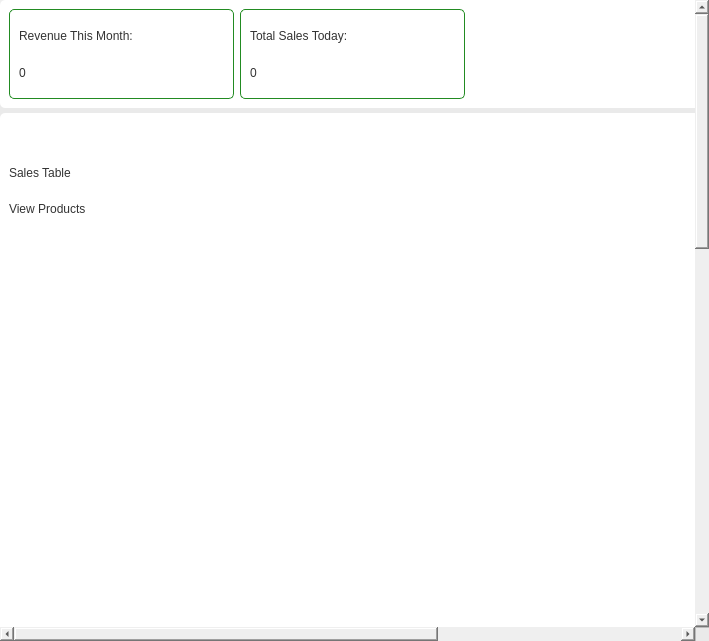
Qt form app/src/ui/NEW/sales_report_page.ui (Kazu0210/Inventory-System) before a commit.
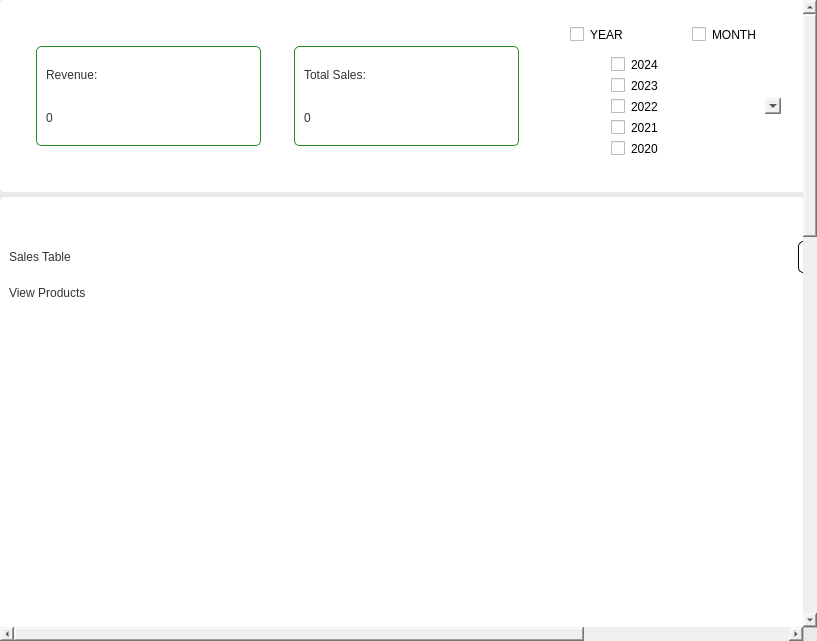
The same form after that commit. Icons and pictures are not drawn.

Commit message: ung ui po ng sales report

```diff
--- a/app/src/ui/NEW/sales_report_page.ui
+++ b/app/src/ui/NEW/sales_report_page.ui
@@ -6,7 +6,7 @@
    <rect>
     <x>0</x>
     <y>0</y>
-    <width>709</width>
+    <width>817</width>
     <height>641</height>
    </rect>
   </property>
@@ -91,10 +91,10 @@
      <widget class="QWidget" name="scrollAreaWidgetContents">
       <property name="geometry">
        <rect>
-        <x>0</x>
+        <x>-291</x>
         <y>0</y>
         <width>1091</width>
-        <height>1598</height>
+        <height>1686</height>
        </rect>
       </property>
       <layout class="QVBoxLayout" name="verticalLayout_3">
@@ -139,7 +139,7 @@
             <property name="maximumSize">
              <size>
               <width>225</width>
-              <height>16777215</height>
+              <height>100</height>
              </size>
             </property>
             <property name="styleSheet">
@@ -181,7 +181,7 @@
 color: #333333;</string>
                </property>
                <property name="text">
-                <string>Revenue This Month:</string>
+                <string>Revenue:</string>
                </property>
               </widget>
              </item>
@@ -205,13 +205,13 @@
             <property name="minimumSize">
              <size>
               <width>225</width>
-              <height>90</height>
+              <height>50</height>
              </size>
             </property>
             <property name="maximumSize">
              <size>
               <width>225</width>
-              <height>16777215</height>
+              <height>100</height>
              </size>
             </property>
             <property name="styleSheet">
@@ -241,7 +241,7 @@
 color: #333333;</string>
                </property>
                <property name="text">
-                <string>Total Sales Today:</string>
+                <string>Total Sales:</string>
                </property>
               </widget>
              </item>
@@ -261,17 +261,246 @@
            </widget>
           </item>
           <item>
-           <spacer name="horizontalSpacer_3">
-            <property name="orientation">
-             <enum>Qt::Horizontal</enum>
-            </property>
-            <property name="sizeHint" stdset="0">
+           <widget class="QFrame" name="frame_13">
+            <property name="maximumSize">
              <size>
-              <width>40</width>
-              <height>20</height>
+              <width>500</width>
+              <height>16777215</height>
              </size>
             </property>
-           </spacer>
+            <property name="styleSheet">
+             <string notr="true">#{
+	border:none;
+backgroound-color:transparent;
+}</string>
+            </property>
+            <property name="frameShape">
+             <enum>QFrame::StyledPanel</enum>
+            </property>
+            <property name="frameShadow">
+             <enum>QFrame::Raised</enum>
+            </property>
+            <layout class="QHBoxLayout" name="horizontalLayout_10">
+             <item>
+              <widget class="QFrame" name="frame_17">
+               <property name="minimumSize">
+                <size>
+                 <width>100</width>
+                 <height>0</height>
+                </size>
+               </property>
+               <property name="maximumSize">
+                <size>
+                 <width>200</width>
+                 <height>16777215</height>
+                </size>
+               </property>
+               <property name="frameShape">
+                <enum>QFrame::StyledPanel</enum>
+               </property>
+               <property name="frameShadow">
+                <enum>QFrame::Raised</enum>
+               </property>
+               <layout class="QVBoxLayout" name="verticalLayout_7">
+                <item>
+                 <widget class="QCheckBox" name="checkBox">
+                  <property name="text">
+                   <string>YEAR</string>
+                  </property>
+                 </widget>
+                </item>
+                <item alignment="Qt::AlignRight">
+                 <widget class="QFrame" name="frame_19">
+                  <property name="frameShape">
+                   <enum>QFrame::StyledPanel</enum>
+                  </property>
+                  <property name="frameShadow">
+                   <enum>QFrame::Raised</enum>
+                  </property>
+                  <layout class="QVBoxLayout" name="verticalLayout_14">
+                   <item>
+                    <widget class="QCheckBox" name="checkBox_9">
+                     <property name="text">
+                      <string>2024</string>
+                     </property>
+                    </widget>
+                   </item>
+                   <item>
+                    <widget class="QCheckBox" name="checkBox_8">
+                     <property name="text">
+                      <string>2023</string>
+                     </property>
+                    </widget>
+                   </item>
+                   <item>
+                    <widget class="QCheckBox" name="checkBox_5">
+                     <property name="text">
+                      <string>2022</string>
+                     </property>
+                    </widget>
+                   </item>
+                   <item>
+                    <widget class="QCheckBox" name="checkBox_7">
+                     <property name="text">
+                      <string>2021</string>
+                     </property>
+                    </widget>
+                   </item>
+                   <item>
+                    <widget class="QCheckBox" name="checkBox_6">
+                     <property name="text">
+                      <string>2020</string>
+                     </property>
+                    </widget>
+                   </item>
+                  </layout>
+                 </widget>
+                </item>
+               </layout>
+              </widget>
+             </item>
+             <item>
+              <widget class="QFrame" name="frame_21">
+               <property name="frameShape">
+                <enum>QFrame::StyledPanel</enum>
+               </property>
+               <property name="frameShadow">
+                <enum>QFrame::Raised</enum>
+               </property>
+               <layout class="QVBoxLayout" name="verticalLayout_10">
+                <item>
+                 <widget class="QCheckBox" name="checkBox_2">
+                  <property name="text">
+                   <string>MONTH</string>
+                  </property>
+                 </widget>
+                </item>
+                <item>
+                 <widget class="QFrame" name="frame_22">
+                  <property name="frameShape">
+                   <enum>QFrame::StyledPanel</enum>
+                  </property>
+                  <property name="frameShadow">
+                   <enum>QFrame::Raised</enum>
+                  </property>
+                  <layout class="QVBoxLayout" name="verticalLayout_16">
+                   <item>
+                    <widget class="QComboBox" name="comboBox"/>
+                   </item>
+                  </layout>
+                 </widget>
+                </item>
+               </layout>
+              </widget>
+             </item>
+             <item>
+              <widget class="QFrame" name="frame_20">
+               <property name="frameShape">
+                <enum>QFrame::StyledPanel</enum>
+               </property>
+               <property name="frameShadow">
+                <enum>QFrame::Raised</enum>
+               </property>
+               <layout class="QVBoxLayout" name="verticalLayout_11">
+                <item>
+                 <widget class="QCheckBox" name="checkBox_3">
+                  <property name="text">
+                   <string>WEEK</string>
+                  </property>
+                 </widget>
+                </item>
+                <item alignment="Qt::AlignRight">
+                 <widget class="QFrame" name="frame_23">
+                  <property name="frameShape">
+                   <enum>QFrame::StyledPanel</enum>
+                  </property>
+                  <property name="frameShadow">
+                   <enum>QFrame::Raised</enum>
+                  </property>
+                  <layout class="QVBoxLayout" name="verticalLayout_15">
+                   <item>
+                    <widget class="QCheckBox" name="checkBox_10">
+                     <property name="text">
+                      <string>1st WEEK</string>
+                     </property>
+                    </widget>
+                   </item>
+                   <item>
+                    <widget class="QCheckBox" name="checkBox_11">
+                     <property name="text">
+                      <string>2nd WEEK</string>
+                     </property>
+                    </widget>
+                   </item>
+                   <item>
+                    <widget class="QCheckBox" name="checkBox_12">
+                     <property name="text">
+                      <string>3rd WEEK</string>
+                     </property>
+                    </widget>
+                   </item>
+                   <item>
+                    <widget class="QCheckBox" name="checkBox_13">
+                     <property name="text">
+                      <string>4th WEEK</string>
+                     </property>
+                    </widget>
+                   </item>
+                   <item>
+                    <widget class="QCheckBox" name="checkBox_14">
+                     <property name="text">
+                      <string>5th WEEK</string>
+                     </property>
+                    </widget>
+                   </item>
+                  </layout>
+                 </widget>
+                </item>
+               </layout>
+              </widget>
+             </item>
+             <item>
+              <widget class="QFrame" name="frame_18">
+               <property name="maximumSize">
+                <size>
+                 <width>200</width>
+                 <height>16777215</height>
+                </size>
+               </property>
+               <property name="frameShape">
+                <enum>QFrame::StyledPanel</enum>
+               </property>
+               <property name="frameShadow">
+                <enum>QFrame::Raised</enum>
+               </property>
+               <layout class="QVBoxLayout" name="verticalLayout_9">
+                <item>
+                 <widget class="QCheckBox" name="checkBox_4">
+                  <property name="text">
+                   <string>DAYS</string>
+                  </property>
+                 </widget>
+                </item>
+                <item>
+                 <widget class="QFrame" name="frame_24">
+                  <property name="frameShape">
+                   <enum>QFrame::StyledPanel</enum>
+                  </property>
+                  <property name="frameShadow">
+                   <enum>QFrame::Raised</enum>
+                  </property>
+                  <layout class="QVBoxLayout" name="verticalLayout_17">
+                   <item>
+                    <widget class="QComboBox" name="comboBox_2"/>
+                   </item>
+                  </layout>
+                 </widget>
+                </item>
+               </layout>
+              </widget>
+             </item>
+            </layout>
+           </widget>
           </item>
          </layout>
         </widget>
```
Left out of the diff: 4 changed lines with no effect on the pictures. The commit also changes 8 other files.
